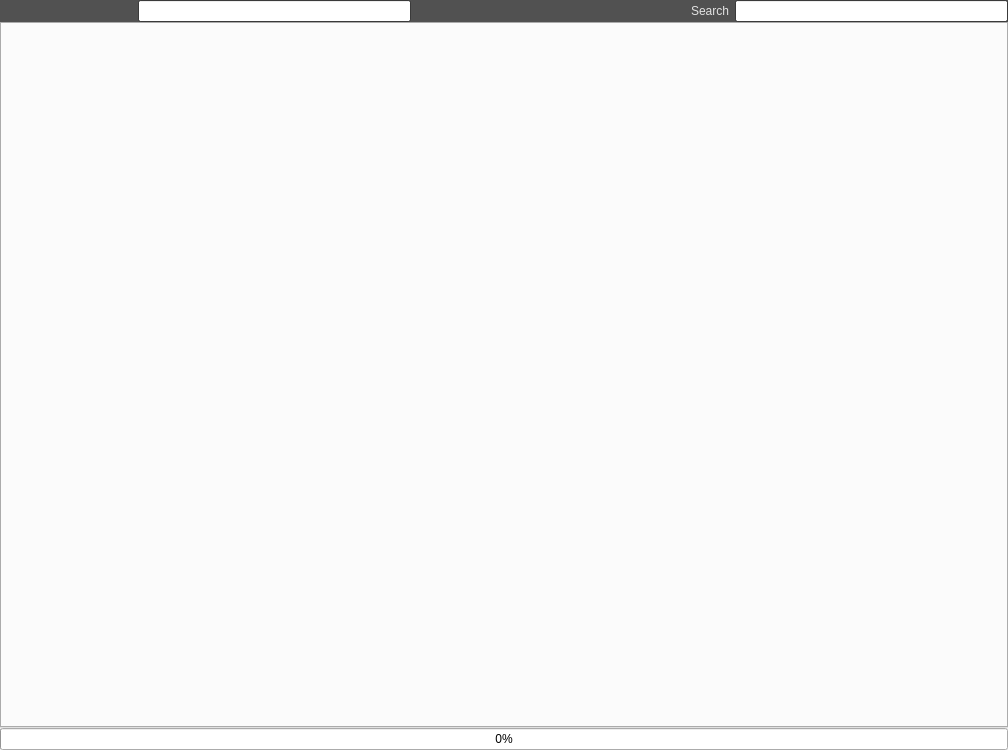
Old version of the form source/modorganizer/src/browserdialog.ui in the repository ArialSenki/MO2-Revamped.
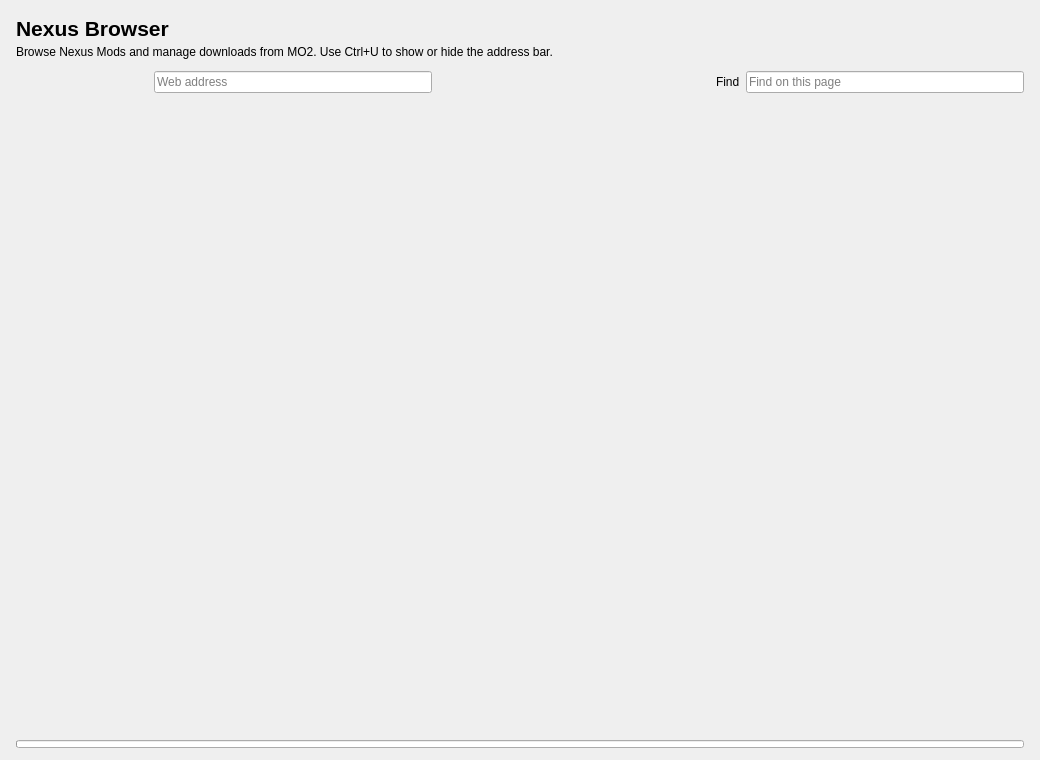
New version of the form. Icons and pictures are not drawn.

The edit to the form file:
```diff
--- a/source/modorganizer/src/browserdialog.ui
+++ b/source/modorganizer/src/browserdialog.ui
@@ -3,188 +3,42 @@
  <class>BrowserDialog</class>
  <widget class="QDialog" name="BrowserDialog">
   <property name="geometry">
-   <rect>
-    <x>0</x>
-    <y>0</y>
-    <width>1008</width>
-    <height>750</height>
-   </rect>
+   <rect><x>0</x><y>0</y><width>1040</width><height>760</height></rect>
   </property>
-  <property name="windowTitle">
-   <string>Some Page</string>
+  <property name="minimumSize">
+   <size><width>760</width><height>560</height></size>
   </property>
   <layout class="QVBoxLayout" name="verticalLayout">
-   <property name="spacing">
-    <number>0</number>
-   </property>
-   <property name="leftMargin">
-    <number>0</number>
-   </property>
-   <property name="topMargin">
-    <number>0</number>
-   </property>
-   <property name="rightMargin">
-    <number>0</number>
-   </property>
-   <property name="bottomMargin">
-    <number>0</number>
-   </property>
+   <property name="spacing"><number>12</number></property>
+   <property name="leftMargin"><number>16</number></property>
+   <property name="topMargin"><number>16</number></property>
+   <property name="rightMargin"><number>16</number></property>
+   <property name="bottomMargin"><number>12</number></property>
+   <item>
+    <widget class="QWidget" name="headerPanel" native="true">
+     <layout class="QVBoxLayout" name="headerLayout">
+      <property name="spacing"><number>4</number></property>
+      <property name="leftMargin"><number>0</number></property>
+      <property name="topMargin"><number>0</number></property>
+      <property name="rightMargin"><number>0</number></property>
+      <property name="bottomMargin"><number>0</number></property>
+      <item>
+       <widget class="QLabel" name="titleLabel">
+        <property name="font"><font><pointsize>16</pointsize><weight>600</weight><bold>true</bold></font></property>
+        <property name="text"><string>Nexus Browser</string></property>
+       </widget>
+      </item>
+      <item>
+       <widget class="QLabel" name="subtitleLabel">
+        <property name="text"><string>Browse Nexus Mods and manage downloads from MO2. Use Ctrl+U to show or hide the address bar.</string></property>
+        <property name="wordWrap"><bool>true</bool></property>
+       </widget>
+      </item>
+     </layout>
+    </widget>
+   </item>
    <item>
     <widget class="QWidget" name="toolBar" native="true">
-     <property name="maximumSize">
-      <size>
-       <width>16777215</width>
-       <height>22</height>
-      </size>
-     </property>
-     <property name="palette">
-      <palette>
-       <active>
-        <colorrole role="WindowText">
-         <brush brushstyle="SolidPattern">
-          <color alpha="255">
-           <red>226</red>
-           <green>226</green>
-           <blue>226</blue>
-          </color>
-         </brush>
-        </colorrole>
-        <colorrole role="Button">
-         <brush brushstyle="SolidPattern">
-          <color alpha="255">
-           <red>106</red>
-           <green>106</green>
-           <blue>106</blue>
-          </color>
-         </brush>
-        </colorrole>
-        <colorrole role="ButtonText">
-         <brush brushstyle="SolidPattern">
-          <color alpha="255">
-           <red>199</red>
-           <green>199</green>
-           <blue>199</blue>
-          </color>
-         </brush>
-        </colorrole>
-        <colorrole role="Base">
-         <brush brushstyle="SolidPattern">
-          <color alpha="255">
-           <red>255</red>
-           <green>255</green>
-           <blue>255</blue>
-          </color>
-         </brush>
-        </colorrole>
-        <colorrole role="Window">
-         <brush brushstyle="SolidPattern">
-          <color alpha="255">
-           <red>81</red>
-           <green>81</green>
-           <blue>81</blue>
-          </color>
-         </brush>
-        </colorrole>
-       </active>
-       <inactive>
-        <colorrole role="WindowText">
-         <brush brushstyle="SolidPattern">
-          <color alpha="255">
-           <red>226</red>
-           <green>226</green>
-           <blue>226</blue>
-          </color>
-         </brush>
-        </colorrole>
-        <colorrole role="Button">
-         <brush brushstyle="SolidPattern">
-          <color alpha="255">
-           <red>106</red>
-           <green>106</green>
-           <blue>106</blue>
-          </color>
-         </brush>
-        </colorrole>
-        <colorrole role="ButtonText">
-         <brush brushstyle="SolidPattern">
-          <color alpha="255">
-           <red>199</red>
-           <green>199</green>
-           <blue>199</blue>
-          </color>
-         </brush>
-        </colorrole>
-        <colorrole role="Base">
-         <brush brushstyle="SolidPattern">
-          <color alpha="255">
-           <red>255</red>
-           <green>255</green>
-           <blue>255</blue>
-          </color>
-         </brush>
-        </colorrole>
-        <colorrole role="Window">
-         <brush brushstyle="SolidPattern">
-          <color alpha="255">
-           <red>81</red>
-           <green>81</green>
-           <blue>81</blue>
-          </color>
-         </brush>
-        </colorrole>
-       </inactive>
-       <disabled>
-        <colorrole role="WindowText">
-         <brush brushstyle="SolidPattern">
-          <color alpha="255">
-           <red>120</red>
-           <green>120</green>
-           <blue>120</blue>
-          </color>
-         </brush>
-        </colorrole>
-        <colorrole role="Button">
-         <brush brushstyle="SolidPattern">
-          <color alpha="255">
-           <red>106</red>
-           <green>106</green>
-           <blue>106</blue>
-          </color>
-         </brush>
-        </colorrole>
-        <colorrole role="ButtonText">
-         <brush brushstyle="SolidPattern">
-          <color alpha="255">
-           <red>120</red>
-           <green>120</green>
-           <blue>120</blue>
-          </color>
-         </brush>
-        </colorrole>
-        <colorrole role="Base">
-         <brush brushstyle="SolidPattern">
-          <color alpha="255">
-           <red>81</red>
-           <green>81</green>
-           <blue>81</blue>
-          </color>
-         </brush>
-        </colorrole>
-        <colorrole role="Window">
-         <brush brushstyle="SolidPattern">
-          <color alpha="255">
-           <red>81</red>
-           <green>81</green>
-           <blue>81</blue>
-          </color>
-         </brush>
-        </colorrole>
-       </disabled>
-      </palette>
-     </property>
-     <property name="autoFillBackground">
-      <bool>true</bool>
-     </property>
      <layout class="QHBoxLayout" name="horizontalLayout">
       <property name="spacing">
        <number>6</number>
@@ -203,22 +57,11 @@
       </property>
       <item>
        <widget class="QPushButton" name="backBtn">
-        <property name="autoFillBackground">
-         <bool>false</bool>
-        </property>
-        <property name="text">
-         <string/>
-        </property>
-        <property name="icon">
-         <iconset resource="resources.qrc">
-          <normaloff>:/MO/gui/previous</normaloff>:/MO/gui/previous</iconset>
-        </property>
-        <property name="autoDefault">
-         <bool>false</bool>
-        </property>
-        <property name="flat">
-         <bool>true</bool>
-        </property>
+        <property name="toolTip"><string>Back</string></property>
+        <property name="text"><string/></property>
+        <property name="icon"><iconset resource="resources.qrc"><normaloff>:/MO/gui/previous</normaloff>:/MO/gui/previous</iconset></property>
+        <property name="autoDefault"><bool>false</bool></property>
+        <property name="flat"><bool>true</bool></property>
        </widget>
       </item>
       <item>
@@ -257,52 +100,43 @@
       </item>
       <item>
        <widget class="QLineEdit" name="urlEdit">
-        <property name="enabled">
-         <bool>true</bool>
-        </property>
+        <property name="enabled"><bool>true</bool></property>
+        <property name="placeholderText"><string>Web address</string></property>
        </widget>
       </item>
       <item>
-       <spacer name="horizontalSpacer">
-        <property name="orientation">
-         <enum>Qt::Horizontal</enum>
-        </property>
-        <property name="sizeHint" stdset="0">
-         <size>
-          <width>40</width>
-          <height>20</height>
-         </size>
-        </property>
+       <spacer name="toolbarSpacer">
+        <property name="orientation"><enum>Qt::Horizontal</enum></property>
+        <property name="sizeHint" stdset="0"><size><width>24</width><height>20</height></size></property>
        </spacer>
       </item>
       <item>
-       <widget class="QLabel" name="label_2">
-        <property name="text">
-         <string>Search</string>
-        </property>
-       </widget>
+       <widget class="QLabel" name="label_2"><property name="text"><string>Find</string></property></widget>
       </item>
       <item>
-       <widget class="QLineEdit" name="searchEdit"/>
+       <widget class="QLineEdit" name="searchEdit">
+        <property name="minimumSize"><size><width>180</width><height>0</height></size></property>
+        <property name="maximumSize"><size><width>280</width><height>16777215</height></size></property>
+        <property name="placeholderText"><string>Find on this page</string></property>
+       </widget>
       </item>
      </layout>
     </widget>
    </item>
    <item>
     <widget class="QTabWidget" name="browserTabWidget">
-     <property name="contextMenuPolicy">
-      <enum>Qt::DefaultContextMenu</enum>
-     </property>
-     <property name="tabsClosable">
-      <bool>true</bool>
-     </property>
+     <property name="contextMenuPolicy"><enum>Qt::DefaultContextMenu</enum></property>
+     <property name="tabsClosable"><bool>true</bool></property>
+     <property name="documentMode"><bool>true</bool></property>
+     <property name="elideMode"><enum>Qt::ElideRight</enum></property>
     </widget>
    </item>
    <item>
     <widget class="QProgressBar" name="loadProgress">
-     <property name="value">
-      <number>0</number>
-     </property>
+     <property name="minimumSize"><size><width>0</width><height>8</height></size></property>
+     <property name="maximumSize"><size><width>16777215</width><height>8</height></size></property>
+     <property name="value"><number>0</number></property>
+     <property name="textVisible"><bool>false</bool></property>
     </widget>
    </item>
   </layout>
```
Left out of the diff: 61 changed lines with no effect on the pictures.
